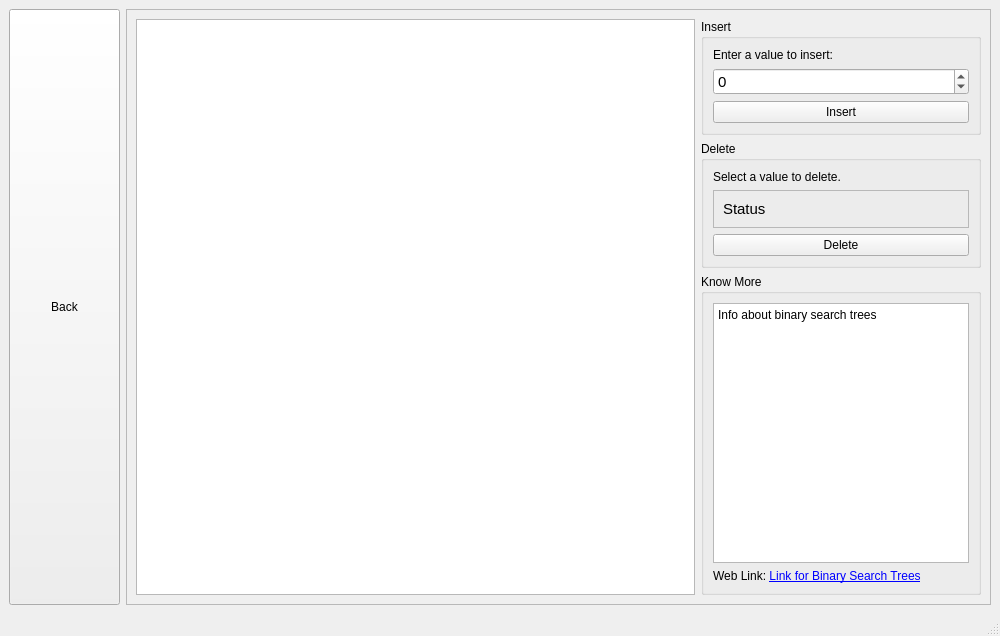
Qt form binarysearchtreewindow.ui (priyanshagrahari/DSGUI) before a commit.
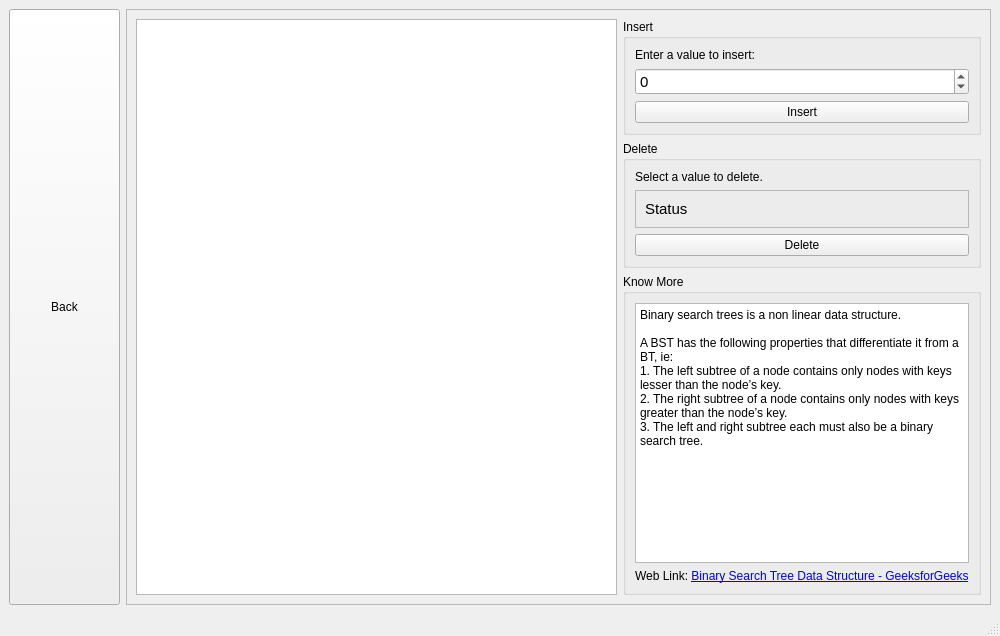
The same form after that commit.

Patch:
```diff
--- a/binarysearchtreewindow.ui
+++ b/binarysearchtreewindow.ui
@@ -194,14 +194,19 @@
 &lt;html&gt;&lt;head&gt;&lt;meta name=&quot;qrichtext&quot; content=&quot;1&quot; /&gt;&lt;meta charset=&quot;utf-8&quot; /&gt;&lt;style type=&quot;text/css&quot;&gt;
 p, li { white-space: pre-wrap; }
 &lt;/style&gt;&lt;/head&gt;&lt;body style=&quot; font-family:'Segoe UI'; font-size:9pt; font-weight:400; font-style:normal;&quot;&gt;
-&lt;p style=&quot; margin-top:0px; margin-bottom:0px; margin-left:0px; margin-right:0px; -qt-block-indent:0; text-indent:0px;&quot;&gt;Info about binary search trees&lt;/p&gt;&lt;/body&gt;&lt;/html&gt;</string>
+&lt;p style=&quot; margin-top:0px; margin-bottom:0px; margin-left:0px; margin-right:0px; -qt-block-indent:0; text-indent:0px;&quot;&gt;Binary search trees is a non linear data structure.&lt;/p&gt;
+&lt;p style=&quot;-qt-paragraph-type:empty; margin-top:0px; margin-bottom:0px; margin-left:0px; margin-right:0px; -qt-block-indent:0; text-indent:0px;&quot;&gt;&lt;br /&gt;&lt;/p&gt;
+&lt;p style=&quot; margin-top:0px; margin-bottom:0px; margin-left:0px; margin-right:0px; -qt-block-indent:0; text-indent:0px;&quot;&gt;A BST has the following properties that differentiate it from a BT, ie:&lt;/p&gt;
+&lt;p style=&quot; margin-top:0px; margin-bottom:0px; margin-left:0px; margin-right:0px; -qt-block-indent:0; text-indent:0px;&quot;&gt;1. The left subtree of a node contains only nodes with keys lesser than the node’s key. &lt;/p&gt;
+&lt;p style=&quot; margin-top:0px; margin-bottom:0px; margin-left:0px; margin-right:0px; -qt-block-indent:0; text-indent:0px;&quot;&gt;2. The right subtree of a node contains only nodes with keys greater than the node’s key.&lt;/p&gt;
+&lt;p style=&quot; margin-top:0px; margin-bottom:0px; margin-left:0px; margin-right:0px; -qt-block-indent:0; text-indent:0px;&quot;&gt;3. The left and right subtree each must also be a binary search tree.&lt;/p&gt;&lt;/body&gt;&lt;/html&gt;</string>
               </property>
              </widget>
             </item>
             <item>
              <widget class="QLabel" name="label_8">
               <property name="text">
-               <string>Web Link: &lt;a href=&quot;https://www.geeksforgeeks.org/binary-tree-data-structure/&quot;&gt; Link for Binary Search Trees&lt;/a&gt;</string>
+               <string>Web Link: &lt;a href=&quot;https://www.geeksforgeeks.org/binary-search-tree-data-structure/&quot;&gt; Binary Search Tree Data Structure - GeeksforGeeks&lt;/a&gt;</string>
               </property>
               <property name="openExternalLinks">
                <bool>true</bool>
```
